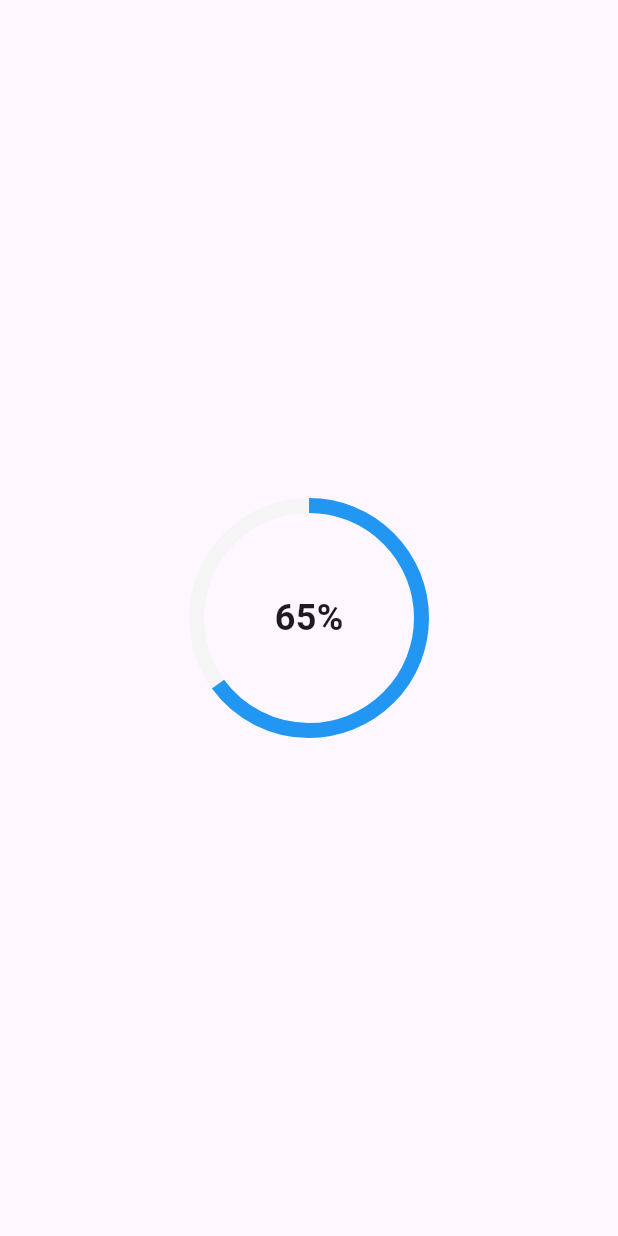
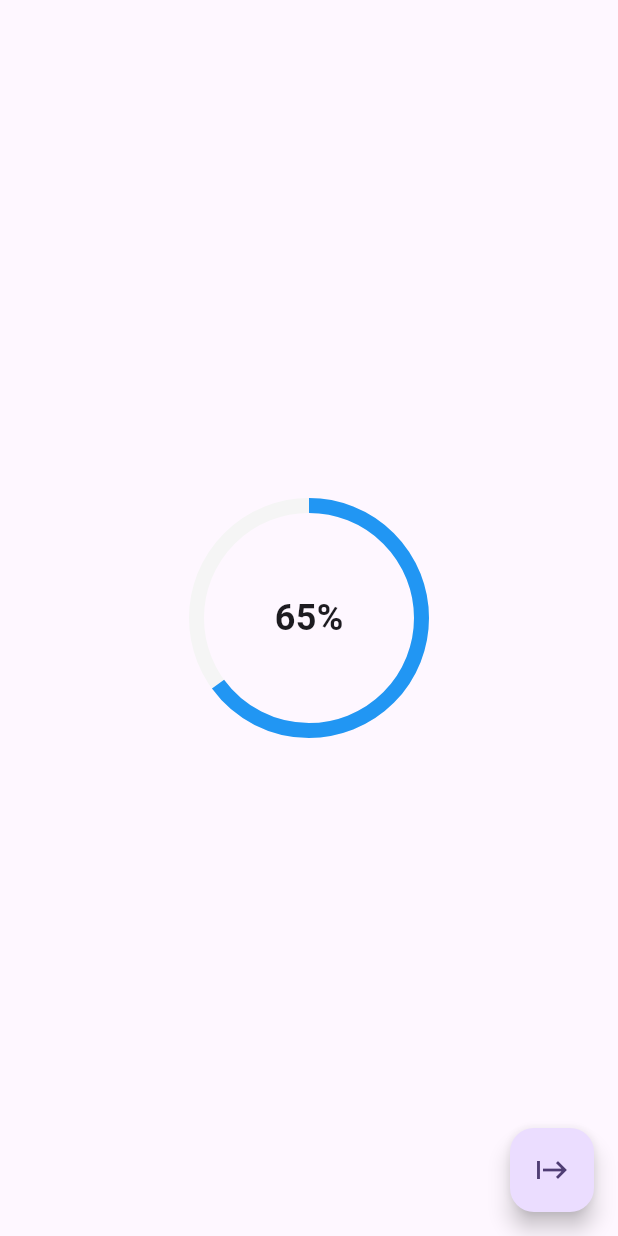
Before and after one commit to HanuShashwat/Flutter-Animation-Practice, a Flutter app: the screen it shows after launch, on a phone screen of 412 x 824 dp. Run offline on Flutter 3.47's test engine with Material 3 defaults, Android fonts, the phone set to English and light mode, and no system bars.

Commit message:
Added a button & basic animation logic.

```diff
--- a/lib/explicit_examples/loading_animation.dart
+++ b/lib/explicit_examples/loading_animation.dart
@@ -1,6 +1,6 @@
 import 'package:flutter/material.dart';
 
-class RadialProgressAnimation extends StatelessWidget {
+class RadialProgressAnimation extends StatefulWidget {
   final double progress;
   final Color color;
 
@@ -9,6 +9,28 @@ class RadialProgressAnimation extends StatelessWidget {
     required this.progress,
     required this.color,
   });
+
+  @override
+  State<RadialProgressAnimation> createState() => _RadialProgressAnimationState();
+}
+
+class _RadialProgressAnimationState extends State<RadialProgressAnimation> with SingleTickerProviderStateMixin {
+  late AnimationController controller;
+  late Animation<double> animation;
+
+  @override
+  void initState() {
+    super.initState();
+    controller = AnimationController(
+      vsync: this,
+      duration: const Duration(milliseconds: 1000)
+    );
+
+    animation = Tween(
+      begin: 0.0,
+      end: widget.progress,
+    ).animate(controller);
+  }
 
   @override
   Widget build(BuildContext context) {
@@ -21,14 +43,14 @@ class RadialProgressAnimation extends StatelessWidget {
               width: 150,
               height: 150,
               child: CircularProgressIndicator(
-                value: progress,
+                value: widget.progress,
                 strokeWidth: 10,
                 backgroundColor: Colors.grey.shade100,
-                color: color,
+                color: widget.color,
               ),
             ),
             Text(
-              '${(progress * 100).toInt()}%',
+              '${(widget.progress * 100).toInt()}%',
               style: const TextStyle(
                 fontSize: 24,
                 fontWeight: FontWeight.bold,
@@ -37,6 +59,10 @@ class RadialProgressAnimation extends StatelessWidget {
           ],
         ),
       ),
+      floatingActionButton: FloatingActionButton(
+        onPressed: () {},
+        child: const Icon(Icons.start),
+      ),
     );
   }
 }
```
